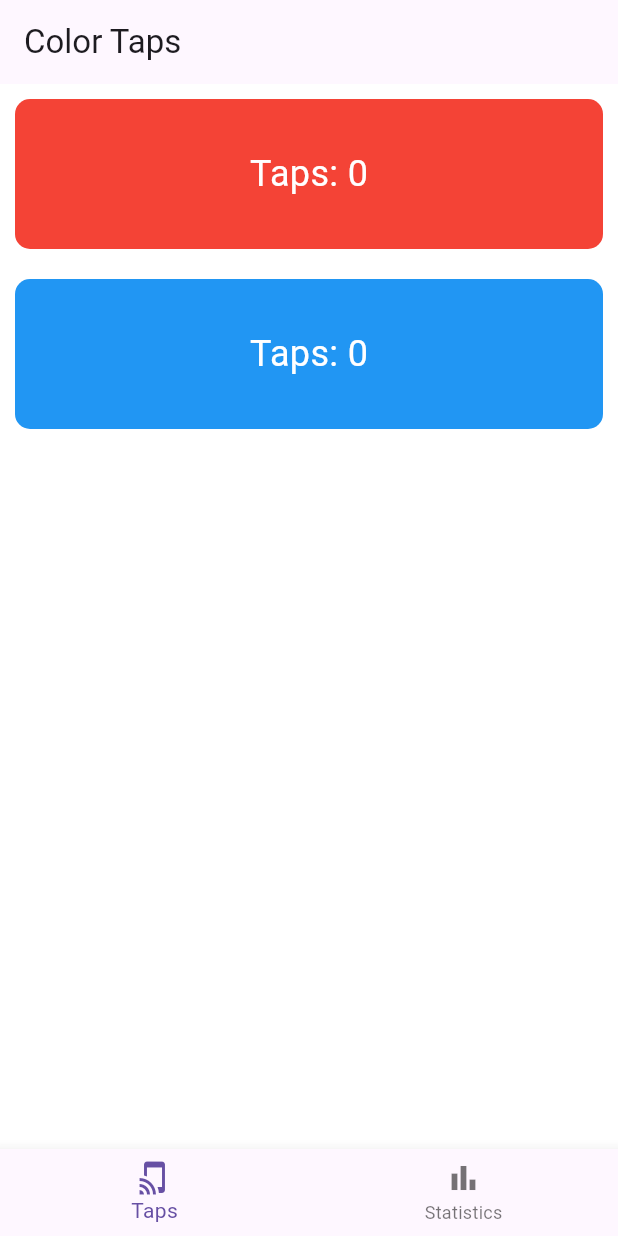
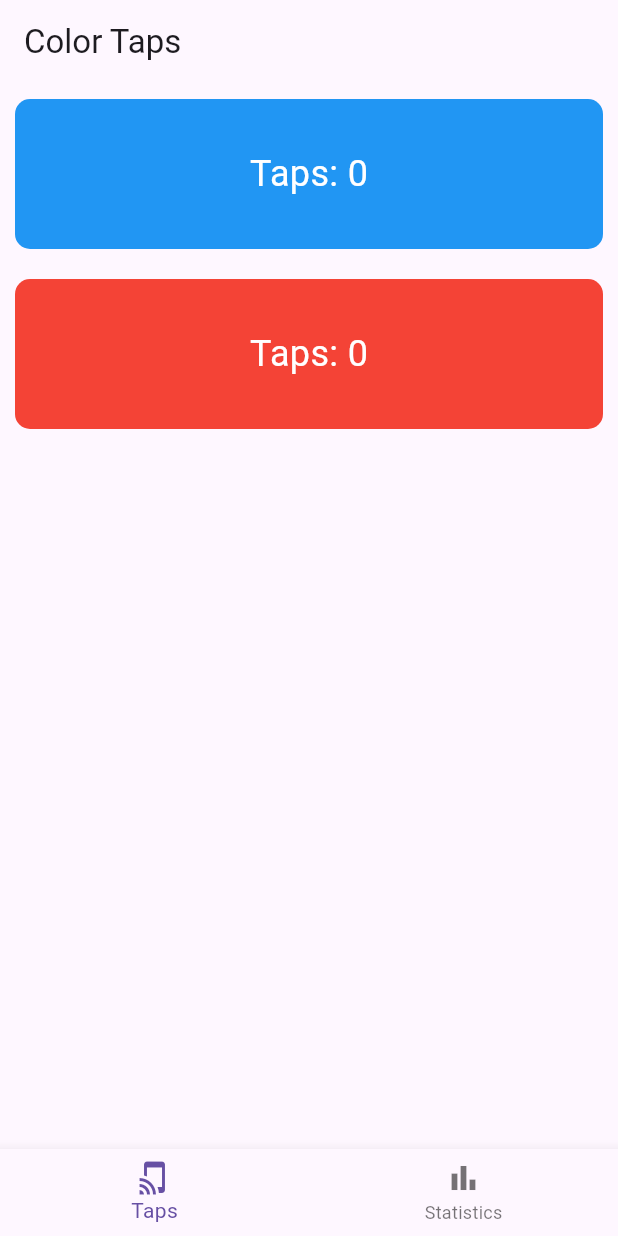
Before and after one commit to satpanha/W4---PRACTICE, a Flutter app: the Home screen opened directly, on a phone screen of 412 x 824 dp. Run offline on Flutter 3.47's test engine with Material 3 defaults, Android fonts, the phone set to English and light mode, and no system bars; Roboto replaces fonts that are missing (Eesti).

Commit message:
TASK-001 – The Color App

```diff
--- a/lib/1_color_app/color_app.dart
+++ b/lib/1_color_app/color_app.dart
@@ -1,15 +1,23 @@
 import 'package:flutter/material.dart';
 
-void main() {
-  runApp(
-    MaterialApp(
-      debugShowCheckedModeBanner: false,
-      home: Scaffold(body: Home()),
-    ),
-  );
+enum CardType { red, blue }
+
+class ColorService extends ChangeNotifier {
+  int redTapCount = 0;
+  int blueTapCount = 0;
+
+  void incrementRed() {
+    redTapCount++;
+    notifyListeners();
+  }
+
+  void incrementBlue() {
+    blueTapCount++;
+    notifyListeners();
+  }
 }
 
-enum CardType { red, blue }
+final colorService = ColorService();
 
 class Home extends StatefulWidget {
   const Home({super.key});
@@ -20,36 +28,27 @@ class Home extends StatefulWidget {
 
 class _HomeState extends State<Home> {
   int _currentIndex = 0;
-  int redTapCount = 0;
-  int blueTapCount = 0;
+  // int redTapCount = 0;
+  // int blueTapCount = 0;
 
-  void _incrementRedTapCount() {
-    setState(() {
-      redTapCount++;
-    });
-  }
+  // void _incrementRedTapCount() {
+  //   setState(() {
+  //     redTapCount++;
+  //   });
+  // }
 
-  void _incrementBlueTapCount() {
-    setState(() {
-      blueTapCount++;
-    });
-  }
+  // void _incrementBlueTapCount() {
+  //   setState(() {
+  //     blueTapCount++;
+  //   });
+  // }
 
   @override
   Widget build(BuildContext context) {
     return Scaffold(
-      body:
-          _currentIndex == 0
-              ? ColorTapsScreen(
-                redTapCount: redTapCount,
-                blueTapCount: blueTapCount,
-                onRedTap: _incrementRedTapCount,
-                onBlueTap: _incrementBlueTapCount,
-              )
-              : StatisticsScreen(
-                redTapCount: redTapCount,
-                blueTapCount: blueTapCount,
-              ),
+      body: _currentIndex == 0
+          ? const ColorTapsScreen()
+          : const StatisticsScreen(),
       bottomNavigationBar: BottomNavigationBar(
         currentIndex: _currentIndex,
         onTap: (index) {
@@ -73,29 +72,36 @@ class _HomeState extends State<Home> {
 }
 
 class ColorTapsScreen extends StatelessWidget {
-  final int redTapCount;
-  final int blueTapCount;
-  final VoidCallback onRedTap;
-  final VoidCallback onBlueTap;
+  const ColorTapsScreen({super.key});
 
-  const ColorTapsScreen({
-    super.key,
-    required this.redTapCount,
-    required this.blueTapCount,
-    required this.onRedTap,
-    required this.onBlueTap,
-  });
+  // final int redTapCount;
+  // final int blueTapCount;
+  // final VoidCallback onRedTap;
+  // final VoidCallback onBlueTap;
+
+  // const ColorTapsScreen({
+  //   super.key,
+  //   required this.redTapCount,
+  //   required this.blueTapCount,
+  //   required this.onRedTap,
+  //   required this.onBlueTap,
+  // });
+
   @override
   Widget build(BuildContext context) {
     return Scaffold(
       appBar: AppBar(title: Text('Color Taps')),
       body: Column(
         children: [
-          ColorTap(type: CardType.red, tapCount: redTapCount, onTap: onRedTap),
           ColorTap(
             type: CardType.blue,
-            tapCount: blueTapCount,
-            onTap: onBlueTap,
+            tapCount: colorService.redTapCount,
+            onTap: colorService.incrementRed,
+          ),
+          ColorTap(
+            type: CardType.red,
+            tapCount: colorService.blueTapCount,
+            onTap: colorService.incrementBlue,
           ),
         ],
       ),
@@ -141,14 +147,16 @@ class ColorTap extends StatelessWidget {
 }
 
 class StatisticsScreen extends StatelessWidget {
-  final int redTapCount;
-  final int blueTapCount;
+  const StatisticsScreen({super.key});
 
-  const StatisticsScreen({
-    super.key,
-    required this.redTapCount,
-    required this.blueTapCount,
-  });
+  // final int redTapCount;
+  // final int blueTapCount;
+
+  // const StatisticsScreen({
+  //   super.key,
+  //   required this.redTapCount,
+  //   required this.blueTapCount,
+  // });
 
   @override
   Widget build(BuildContext context) {
@@ -158,8 +166,14 @@ class StatisticsScreen extends StatelessWidget {
         child: Column(
           mainAxisAlignment: MainAxisAlignment.center,
           children: [
-            Text('Red Taps: $redTapCount', style: TextStyle(fontSize: 24)),
-            Text('Blue Taps: $blueTapCount', style: TextStyle(fontSize: 24)),
+            Text(
+              'Red Taps: ${colorService.redTapCount}',
+              style: TextStyle(fontSize: 24),
+            ),
+            Text(
+              'Blue Taps: ${colorService.blueTapCount}',
+              style: TextStyle(fontSize: 24),
+            ),
           ],
         ),
       ),
--- a/lib/main.dart
+++ b/lib/main.dart
@@ -1,51 +1,62 @@
 import 'package:flutter/material.dart';
+import 'package:lab/1_color_app/color_app.dart';
 
 import '2_download_app/ui/providers/theme_color_provider.dart';
 import '2_download_app/ui/screens/settings/settings_screen.dart';
 import '2_download_app/ui/screens/downloads/downloads_screen.dart';
 import '2_download_app/ui/theme/theme.dart';
 
+// void main() {
+//   runApp(const MyApp());
+// }
+
+// class MyApp extends StatefulWidget {
+//   const MyApp({super.key});
+
+//   @override
+//   State<MyApp> createState() => _MyAppState();
+// }
+
+// class _MyAppState extends State<MyApp> {
+//   int _currentIndex = 1;
+
+//   final List<Widget> _pages =  [DownloadsScreen(), SettingsScreen()];
+
+//   @override
+//   Widget build(BuildContext context) {
+//     return MaterialApp(
+//       debugShowCheckedModeBanner: false,
+//       theme: appTheme,
+//       home: Scaffold(
+//         body: _pages[_currentIndex],
+
+//         bottomNavigationBar: BottomNavigationBar(
+//           currentIndex: _currentIndex,
+//           onTap: (index) {
+//             setState(() {
+//               _currentIndex = index;
+//             });
+//           },
+//           selectedItemColor: currentThemeColor.color,
+//           items: [
+//             BottomNavigationBarItem(icon: Icon(Icons.home), label: 'Downloads'),
+//             BottomNavigationBarItem(
+//               icon: Icon(Icons.search),
+//               label: 'Settings',
+//             ),
+//           ],
+//         ),
+//       ),
+//     );
+//   }
+// }
+
+
 void main() {
-  runApp(const MyApp());
+  runApp(
+    MaterialApp(
+      debugShowCheckedModeBanner: false,
+      home: Scaffold(body: Home()),
+    ),
+  );
 }
-
-class MyApp extends StatefulWidget {
-  const MyApp({super.key});
-
-  @override
-  State<MyApp> createState() => _MyAppState();
-}
-
-class _MyAppState extends State<MyApp> {
-  int _currentIndex = 1;
-
-  final List<Widget> _pages =  [DownloadsScreen(), SettingsScreen()];
-
-  @override
-  Widget build(BuildContext context) {
-    return MaterialApp(
-      debugShowCheckedModeBanner: false,
-      theme: appTheme,
-      home: Scaffold(
-        body: _pages[_currentIndex],
-
-        bottomNavigationBar: BottomNavigationBar(
-          currentIndex: _currentIndex,
-          onTap: (index) {
-            setState(() {
-              _currentIndex = index;
-            });
-          },
-          selectedItemColor: currentThemeColor.color,
-          items: [
-            BottomNavigationBarItem(icon: Icon(Icons.home), label: 'Downloads'),
-            BottomNavigationBarItem(
-              icon: Icon(Icons.search),
-              label: 'Settings',
-            ),
-          ],
-        ),
-      ),
-    );
-  }
-}
```
Also changed, not shown: 1 other file.
